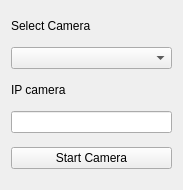
Old version of the form QtVigil/PickCamScreen.ui in the repository khaledsalem999/Vigil.
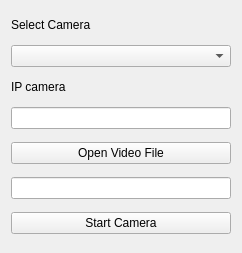
New version of the form.

Commit message: added add video option

What changed in the file:
```diff
--- a/QtVigil/PickCamScreen.ui
+++ b/QtVigil/PickCamScreen.ui
@@ -6,8 +6,8 @@
    <rect>
     <x>0</x>
     <y>0</y>
-    <width>183</width>
-    <height>190</height>
+    <width>242</width>
+    <height>253</height>
    </rect>
   </property>
   <property name="windowTitle">
@@ -46,6 +46,26 @@
    <item>
     <widget class="QLineEdit" name="lineEdit"/>
    </item>
+   <item>
+    <widget class="QPushButton" name="OpenVideo">
+     <property name="text">
+      <string>Open Video File</string>
+     </property>
+    </widget>
+   </item>
+   <item>
+    <widget class="QLineEdit" name="VideoLocation">
+     <property name="text">
+      <string/>
+     </property>
+     <property name="frame">
+      <bool>true</bool>
+     </property>
+     <property name="readOnly">
+      <bool>true</bool>
+     </property>
+    </widget>
+   </item>
    <item>
     <widget class="QPushButton" name="AddFeed">
      <property name="text">
```
The commit also changes 3 other files.
